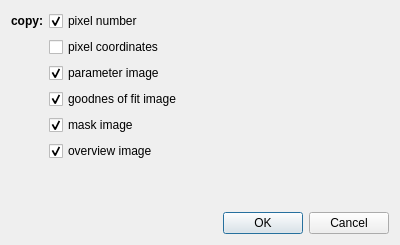
Before: the Qt Designer form plugins/imagingfcs/qfrdrimagingfcscopydataselectdialog.ui in jkriege2/QuickFit3, drawn with Qt 5.
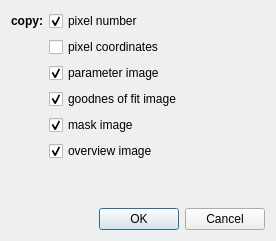
After: the same form once the commit is applied.

```diff
--- a/plugins/imagingfcs/qfrdrimagingfcscopydataselectdialog.ui
+++ b/plugins/imagingfcs/qfrdrimagingfcscopydataselectdialog.ui
@@ -6,8 +6,8 @@
    <rect>
     <x>0</x>
     <y>0</y>
-    <width>400</width>
-    <height>245</height>
+    <width>276</width>
+    <height>241</height>
    </rect>
   </property>
   <property name="windowTitle">
```
